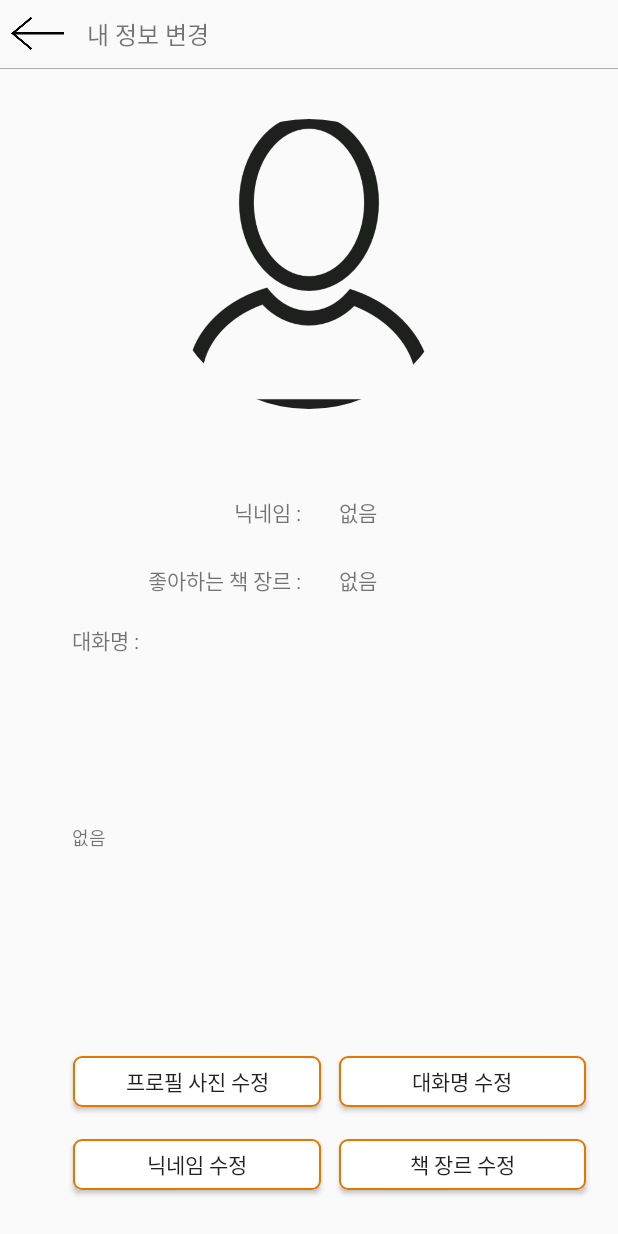
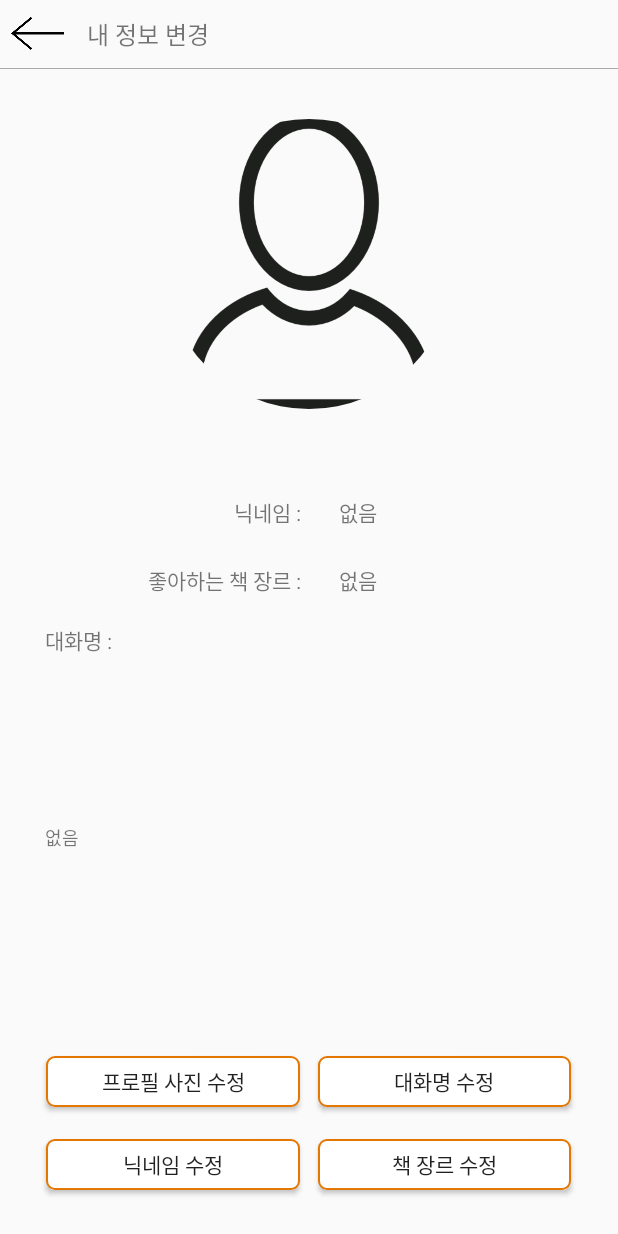
Before and after one commit to engus93/android_portfolio_mybrary, an Android app: the Home_00_my_info screen opened directly, with no data from a screen before it, on a phone screen of 412 x 824 dp. Run offline under Robolectric (Android 15) with nearby library versions, the phone set to English and light mode, and no system bars; our stand-ins replace CircleImageView, Firebase (no records; nobody signed in at launch, a user with empty details on screens opened directly).

```diff
--- a/app/src/main/java/com/example/dudu/myapplication/Sign_in_02_Activity.java
+++ b/app/src/main/java/com/example/dudu/myapplication/Sign_in_02_Activity.java
@@ -95,9 +95,6 @@ public class Sign_in_02_Activity extends AppCompatActivity{
 
 
 //      ----------------------------------------------------------------------------
-
-
-
 
         //뒤로가기 버튼
         sign_in_02_back = findViewById(R.id.search_back_B);
--- a/app/src/main/java/com/example/dudu/myapplication/Sign_up_02_Activity.java
+++ b/app/src/main/java/com/example/dudu/myapplication/Sign_up_02_Activity.java
@@ -239,7 +239,7 @@ public class Sign_up_02_Activity extends AppCompatActivity {
                                     user_name.getText().toString(), user_birth_day.getText().toString(), user_sex);
 
                             //파이어베이스에 저장
-                            myRef.child(uid).setValue(user_info);
+                            myRef.child(uid).child("user_info").setValue(user_info);
 
                             //화면 이동
                             MainActivity.showToast(Sign_up_02_Activity.this, "회원 가입 완료");
--- a/app/src/main/res/layout/home_00_my_info.xml
+++ b/app/src/main/res/layout/home_00_my_info.xml
@@ -73,13 +73,13 @@
         android:id="@+id/textView17"
         android:layout_width="0dp"
         android:layout_height="30dp"
-        android:layout_marginStart="5dp"
+        android:layout_marginStart="30dp"
         android:layout_marginTop="20dp"
         android:layout_marginEnd="5dp"
         android:gravity="end|center_vertical"
         android:text="닉네임 :"
         app:layout_constraintEnd_toStartOf="@+id/center_line"
-        app:layout_constraintStart_toEndOf="@+id/my_info_back_B"
+        app:layout_constraintStart_toStartOf="parent"
         app:layout_constraintTop_toBottomOf="@+id/view5"
         app:layout_constraintVertical_chainStyle="spread" />
 
@@ -88,7 +88,7 @@
         android:layout_width="0dp"
         android:layout_height="0dp"
         android:layout_marginStart="20dp"
-        android:layout_marginEnd="5dp"
+        android:layout_marginEnd="15dp"
         android:gravity="center_vertical"
         android:maxLines="1"
         android:text="없음"
@@ -117,10 +117,9 @@
         android:layout_width="0dp"
         android:layout_height="30dp"
         android:layout_marginStart="20dp"
-        android:layout_marginEnd="5dp"
         android:gravity="start|center_vertical"
         android:text="없음"
-        app:layout_constraintEnd_toEndOf="@+id/textView14"
+        app:layout_constraintEnd_toEndOf="@+id/home_00_my_info_nick"
         app:layout_constraintStart_toStartOf="@+id/center_line"
         app:layout_constraintTop_toTopOf="@+id/textView23"
         app:layout_constraintVertical_chainStyle="spread" />
@@ -152,13 +151,12 @@
         android:layout_width="0dp"
         android:layout_height="wrap_content"
         android:layout_marginStart="5dp"
-        android:layout_marginEnd="5dp"
         android:background="@drawable/all_stroke"
         android:minHeight="35dp"
         android:padding="5dp"
         android:text="대화명 수정"
         app:layout_constraintBottom_toBottomOf="@+id/my_info_profile_B"
-        app:layout_constraintEnd_toEndOf="@+id/textView14"
+        app:layout_constraintEnd_toEndOf="@+id/home_00_my_info_nick"
         app:layout_constraintHorizontal_bias="0.5"
         app:layout_constraintStart_toEndOf="@+id/my_info_profile_B" />
 
@@ -211,14 +209,13 @@
         android:layout_width="0dp"
         android:layout_height="0dp"
         android:layout_marginTop="5dp"
-        android:layout_marginEnd="5dp"
         android:layout_marginBottom="5dp"
         android:gravity="center_vertical|start"
+        android:maxLines="3"
         android:text="없음\n\n\n\n"
-        android:maxLines="3"
         android:textSize="12sp"
         app:layout_constraintBottom_toTopOf="@+id/my_info_talk_B"
-        app:layout_constraintEnd_toEndOf="@+id/textView14"
+        app:layout_constraintEnd_toEndOf="@+id/home_00_my_info_nick"
         app:layout_constraintStart_toStartOf="@+id/textView17"
         app:layout_constraintTop_toBottomOf="@+id/textView24" />
 
```
Also changed, not shown: app/src/main/java/com/example/dudu/myapplication/Home_00_my_info.java (+63 -9 lines), app/src/main/java/com/example/dudu/myapplication/Home_00_my_info_01.java (+16 -2 lines), app/src/main/java/com/example/dudu/myapplication/Home_00_my_info_02.java (+33 -13 lines), app/src/main/java/com/example/dudu/myapplication/Home_00_my_info_03.java (+33 -13 lines).
